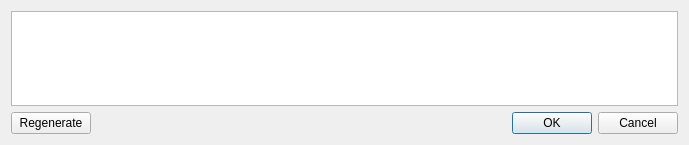
First picture: the form in src/GenerateCommitMessageDialog.ui, repository soramimi/Guitar, before the edit.
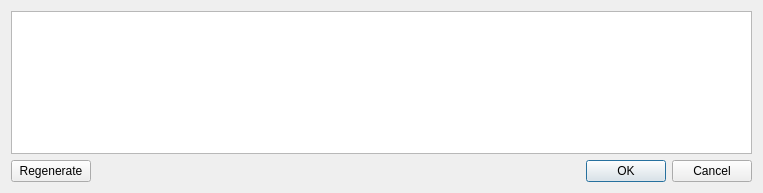
Second picture: the form after the edit.

Commit message: Increase GenerateCommitMessageDialog size and implement double click on listWidget for acceptance

```diff
--- a/src/GenerateCommitMessageDialog.ui
+++ b/src/GenerateCommitMessageDialog.ui
@@ -6,8 +6,8 @@
    <rect>
     <x>0</x>
     <y>0</y>
-    <width>689</width>
-    <height>145</height>
+    <width>763</width>
+    <height>193</height>
    </rect>
   </property>
   <property name="windowTitle">
@@ -15,7 +15,14 @@
   </property>
   <layout class="QVBoxLayout" name="verticalLayout">
    <item>
-    <widget class="QListWidget" name="listWidget"/>
+    <widget class="QListWidget" name="listWidget">
+     <property name="editTriggers">
+      <set>QAbstractItemView::NoEditTriggers</set>
+     </property>
+     <property name="wordWrap">
+      <bool>true</bool>
+     </property>
+    </widget>
    </item>
    <item>
     <layout class="QHBoxLayout" name="horizontalLayout">
```
Left out of the diff: 24 changed lines with no effect on the pictures. The commit also changes 2 other files.
